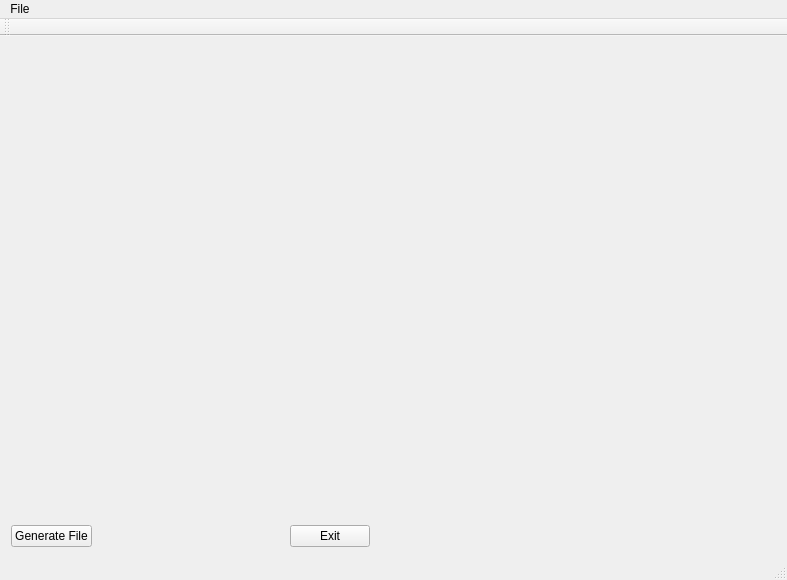
This is demos/Optics/mainwindow.ui in whalenpt/ParamTree as Qt 5 draws it before an edit. The edited form follows.
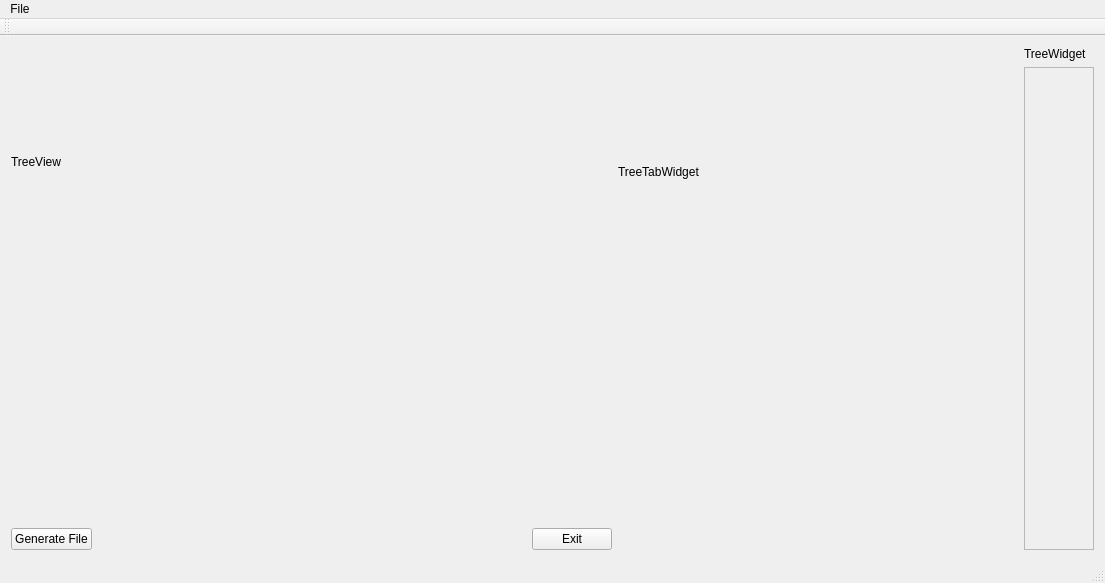
This is the edited form.

Commit message: Added a TreeWidget to the Optics demo

Diff of the .ui file:
```diff
--- a/demos/Optics/mainwindow.ui
+++ b/demos/Optics/mainwindow.ui
@@ -6,16 +6,31 @@
    <rect>
     <x>0</x>
     <y>0</y>
-    <width>787</width>
-    <height>580</height>
+    <width>1105</width>
+    <height>583</height>
    </rect>
   </property>
   <property name="windowTitle">
    <string>MainWindow</string>
   </property>
   <widget class="QWidget" name="centralWidget">
+   <property name="sizePolicy">
+    <sizepolicy hsizetype="Preferred" vsizetype="Expanding">
+     <horstretch>0</horstretch>
+     <verstretch>0</verstretch>
+    </sizepolicy>
+   </property>
    <layout class="QGridLayout" name="gridLayout">
     <item row="0" column="0">
+     <layout class="QVBoxLayout" name="verticalLayout_4">
+      <item>
+       <widget class="QLabel" name="label">
+        <property name="text">
+         <string>TreeView</string>
+        </property>
+       </widget>
+      </item>
+      <item>
      <layout class="QVBoxLayout" name="verticalLayout_2">
       <item>
        <widget class="QWidget" name="treeWidget" native="true">
@@ -60,7 +75,18 @@
       </item>
      </layout>
     </item>
+     </layout>
+    </item>
     <item row="0" column="1">
+     <layout class="QVBoxLayout" name="verticalLayout_5">
+      <item>
+       <widget class="QLabel" name="label_2">
+        <property name="text">
+         <string>TreeTabWidget</string>
+        </property>
+       </widget>
+      </item>
+      <item>
      <layout class="QVBoxLayout" name="verticalLayout">
       <item>
        <widget class="QWidget" name="tabWidget" native="true">
@@ -72,18 +98,56 @@
         </property>
        </widget>
       </item>
+       </layout>
+      </item>
+     </layout>
+    </item>
+    <item row="0" column="2">
+     <layout class="QVBoxLayout" name="verticalLayout_3">
+      <property name="sizeConstraint">
+       <enum>QLayout::SetMinAndMaxSize</enum>
+      </property>
       <item>
-       <spacer name="verticalSpacer">
-        <property name="orientation">
-         <enum>Qt::Vertical</enum>
+       <widget class="QLabel" name="label_3">
+        <property name="sizePolicy">
+         <sizepolicy hsizetype="Preferred" vsizetype="Minimum">
+          <horstretch>0</horstretch>
+          <verstretch>0</verstretch>
+         </sizepolicy>
         </property>
-        <property name="sizeHint" stdset="0">
+        <property name="text">
+         <string>TreeWidget</string>
+        </property>
+       </widget>
+      </item>
+      <item>
+       <widget class="QScrollArea" name="scrollArea">
+        <property name="sizePolicy">
+         <sizepolicy hsizetype="Preferred" vsizetype="Expanding">
+          <horstretch>0</horstretch>
+          <verstretch>0</verstretch>
+         </sizepolicy>
+        </property>
+        <property name="minimumSize">
          <size>
-          <width>20</width>
-          <height>40</height>
+          <width>0</width>
+          <height>400</height>
          </size>
         </property>
-       </spacer>
+        <property name="widgetResizable">
+         <bool>true</bool>
+        </property>
+        <widget class="QWidget" name="scrollAreaWidgetContents">
+         <property name="geometry">
+          <rect>
+           <x>0</x>
+           <y>0</y>
+           <width>72</width>
+           <height>469</height>
+          </rect>
+         </property>
+        </widget>
+       </widget>
       </item>
      </layout>
     </item>
@@ -94,7 +158,7 @@
     <rect>
      <x>0</x>
      <y>0</y>
-     <width>787</width>
+     <width>1105</width>
      <height>22</height>
     </rect>
    </property>
```
Left out of the diff: 2 changed lines with no effect on the pictures. Lines whose indentation alone changed are shown as unchanged. The commit also changes 1 other file.
